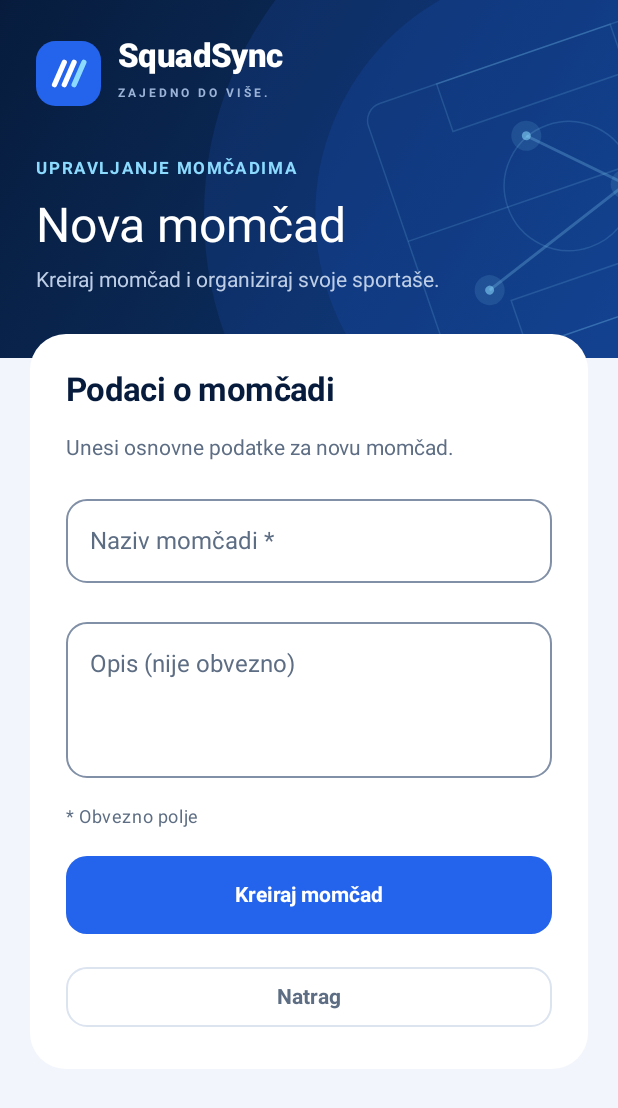
After one commit to mznidaric20/SquadSync, an Android app built with Jetpack Compose: the composable CreateTeamScreen shown on its own in the app's theme, on a phone screen of 412 x 824 dp. The commit adds this screen. Shown: the top 1108 px of the screen. Run offline under Robolectric (Android 15) with nearby library versions, the phone set to English and light mode, and no system bars.

Commit message:
SCRUM-34 Add create team screen and navigation

```diff
--- /dev/null
+++ b/app/src/main/java/hr/foi/squadsync/ui/teams/CreateTeamScreen.kt
@@ -0,0 +1,212 @@
+package hr.foi.squadsync.ui.teams
+
+import androidx.compose.foundation.background
+import androidx.compose.foundation.layout.*
+import androidx.compose.foundation.rememberScrollState
+import androidx.compose.foundation.shape.RoundedCornerShape
+import androidx.compose.foundation.verticalScroll
+import androidx.compose.material3.*
+import androidx.compose.runtime.*
+import androidx.compose.runtime.saveable.rememberSaveable
+import androidx.compose.ui.Modifier
+import androidx.compose.ui.graphics.Brush
+import androidx.compose.ui.graphics.Color
+import androidx.compose.ui.tooling.preview.Preview
+import androidx.compose.ui.unit.dp
+import hr.foi.squadsync.domain.teams.CreateTeamRequest
+import hr.foi.squadsync.domain.teams.validate
+import hr.foi.squadsync.ui.auth.CourtArtwork
+import hr.foi.squadsync.ui.auth.SquadBrand
+import hr.foi.squadsync.ui.theme.SquadCyan
+import hr.foi.squadsync.ui.theme.SquadNavy
+import hr.foi.squadsync.ui.theme.SquadSyncTheme
+
+@Composable
+fun CreateTeamScreen(
+    onBack: () -> Unit,
+    onCreate: (CreateTeamRequest) -> Unit,
+    isSaving: Boolean = false,
+    saveError: String? = null
+) {
+    var name by rememberSaveable { mutableStateOf("") }
+    var description by rememberSaveable { mutableStateOf("") }
+    var showNameError by rememberSaveable {
+        mutableStateOf(false)
+    }
+
+    Column(
+        modifier = Modifier
+            .fillMaxSize()
+            .background(MaterialTheme.colorScheme.background)
+            .verticalScroll(rememberScrollState())
+            .navigationBarsPadding()
+    ) {
+        Box(
+            modifier = Modifier
+                .fillMaxWidth()
+                .background(
+                    Brush.linearGradient(
+                        listOf(SquadNavy, Color(0xFF0E3670))
+                    )
+                )
+        ) {
+            CourtArtwork(Modifier.matchParentSize())
+
+            Column(
+                modifier = Modifier
+                    .statusBarsPadding()
+                    .padding(24.dp)
+            ) {
+                SquadBrand()
+
+                Spacer(Modifier.height(32.dp))
+
+                Text(
+                    text = "UPRAVLJANJE MOMČADIMA",
+                    style = MaterialTheme.typography.labelSmall,
+                    color = SquadCyan
+                )
+
+                Spacer(Modifier.height(12.dp))
+
+                Text(
+                    text = "Nova momčad",
+                    style = MaterialTheme.typography.headlineLarge,
+                    color = Color.White
+                )
+
+                Spacer(Modifier.height(8.dp))
+
+                Text(
+                    text = "Kreiraj momčad i organiziraj svoje sportaše.",
+                    style = MaterialTheme.typography.bodyMedium,
+                    color = Color(0xFFBECEE6)
+                )
+
+                Spacer(Modifier.height(20.dp))
+            }
+        }
+
+        Surface(
+            modifier = Modifier
+                .fillMaxWidth()
+                .padding(horizontal = 20.dp)
+                .offset(y = (-16).dp),
+            shape = RoundedCornerShape(24.dp),
+            color = MaterialTheme.colorScheme.surface
+        ) {
+            Column(
+                modifier = Modifier.padding(24.dp),
+                verticalArrangement = Arrangement.spacedBy(18.dp)
+            ) {
+                Text(
+                    text = "Podaci o momčadi",
+                    style = MaterialTheme.typography.titleLarge
+                )
+
+                Text(
+                    text = "Unesi osnovne podatke za novu momčad.",
+                    style = MaterialTheme.typography.bodyMedium,
+                    color = MaterialTheme.colorScheme.onSurfaceVariant
+                )
+
+                OutlinedTextField(
+                    value = name,
+                    onValueChange = {
+                        name = it
+                        showNameError = false
+                    },
+                    modifier = Modifier.fillMaxWidth(),
+                    label = { Text("Naziv momčadi *") },
+                    placeholder = {
+                        Text("Npr. Seniori")
+                    },
+                    singleLine = true,
+                    enabled = !isSaving,
+                    isError = showNameError,
+                    supportingText = if (showNameError) {
+                        { Text("Naziv momčadi je obvezan.") }
+                    } else null,
+                    shape = RoundedCornerShape(14.dp)
+                )
+
+                OutlinedTextField(
+                    value = description,
+                    onValueChange = { description = it },
+                    modifier = Modifier.fillMaxWidth(),
+                    label = { Text("Opis (nije obvezno)") },
+                    placeholder = {
+                        Text("Kratki opis momčadi...")
+                    },
+                    minLines = 3,
+                    maxLines = 5,
+                    enabled = !isSaving,
+                    shape = RoundedCornerShape(14.dp)
+                )
+
+                Text(
+                    text = "* Obvezno polje",
+                    style = MaterialTheme.typography.bodySmall,
+                    color = MaterialTheme.colorScheme.onSurfaceVariant
+                )
+
+                saveError?.let {
+                    Text(
+                        text = it,
+                        color = MaterialTheme.colorScheme.error,
+                        style = MaterialTheme.typography.bodyMedium
+                    )
+                }
+
+                Button(
+                    onClick = {
+                        if (name.isBlank()) {
+                            showNameError = true
+                        } else {
+                            onCreate(
+                                CreateTeamRequest(
+                                    name = name,
+                                    description = description
+                                ).validate()
+                            )
+                        }
+                    },
+                    modifier = Modifier
+                        .fillMaxWidth()
+                        .heightIn(min = 52.dp),
+                    enabled = !isSaving,
+                    shape = RoundedCornerShape(14.dp)
+                ) {
+                    if (isSaving) {
+                        CircularProgressIndicator(
+                            modifier = Modifier.size(20.dp),
+                            strokeWidth = 2.dp
+                        )
+                    } else {
+                        Text("Kreiraj momčad")
+                    }
+                }
+
+                OutlinedButton(
+                    onClick = onBack,
+                    modifier = Modifier.fillMaxWidth(),
+                    enabled = !isSaving,
+                    shape = RoundedCornerShape(14.dp)
+                ) {
+                    Text("Natrag")
+                }
+            }
+        }
+    }
+}
+
+@Preview(showBackground = true, widthDp = 390, heightDp = 850)
+@Composable
+private fun CreateTeamPreview() {
+    SquadSyncTheme(darkTheme = false) {
+        CreateTeamScreen(
+            onBack = {},
+            onCreate = {}
+        )
+    }
+}
```
Also changed, not shown: app/src/main/java/hr/foi/squadsync/ui/auth/SessionScreen.kt (+20 -1 lines), app/src/main/java/hr/foi/squadsync/ui/auth/SquadSyncApp.kt (+44 -2 lines).
